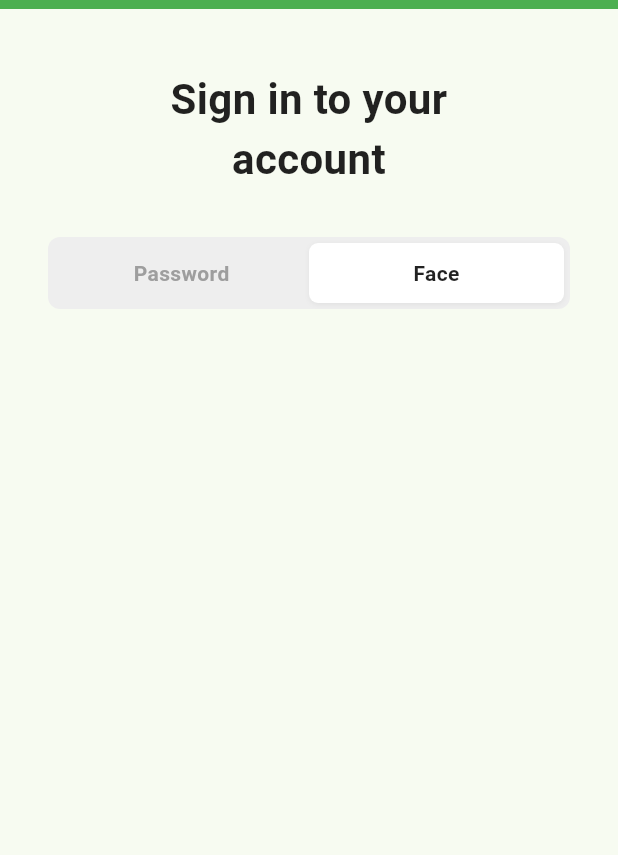
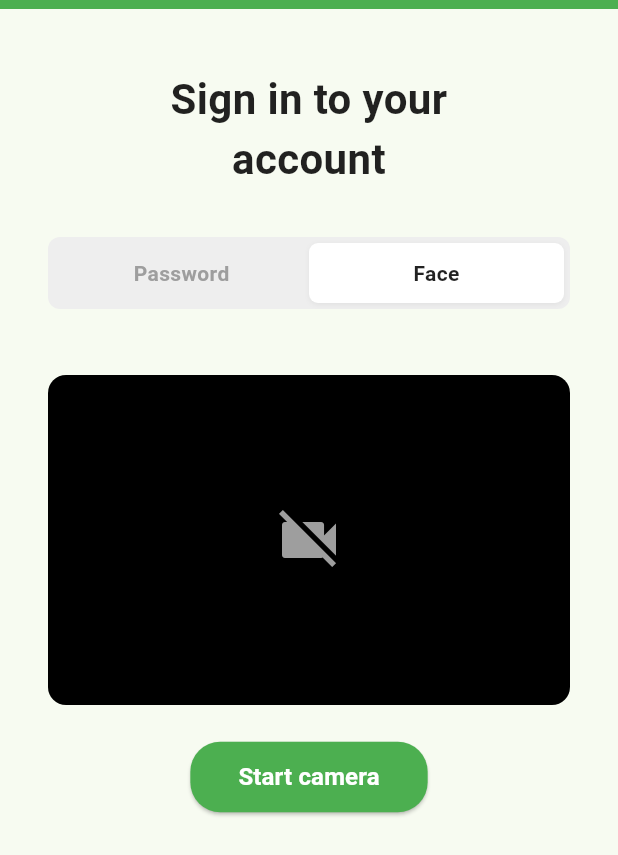
Before and after one commit to prowider5565/MyMDCard-Mobile, a Flutter app: the screen it shows after launch, after a tap on "Get Started", after a tap on "Face", on a phone screen of 412 x 824 dp. Shown: the top 855 px of the screen. Run offline on Flutter 3.47's test engine with Material 3 defaults, Android fonts, the phone set to English and light mode, and no system bars; our stand-ins replace camera, flutter_dotenv, flutter_secure_storage, go_router.

Commit message:
Face and password based authentication submitted

```diff
--- /dev/null
+++ b/lib/screens/auth/face_login_tab.dart
@@ -0,0 +1,179 @@
+import 'dart:convert';
+import 'dart:io';
+import 'package:camera/camera.dart';
+import 'package:flutter/material.dart';
+import 'package:flutter_dotenv/flutter_dotenv.dart';
+import 'package:flutter_secure_storage/flutter_secure_storage.dart';
+import 'package:go_router/go_router.dart';
+import 'package:http/http.dart' as http;
+
+class FaceLoginTab extends StatefulWidget {
+  const FaceLoginTab({super.key});
+
+  @override
+  State<FaceLoginTab> createState() => _FaceLoginTabState();
+}
+
+class _FaceLoginTabState extends State<FaceLoginTab> {
+  CameraController? _cameraController;
+  bool _isCameraStarted = false;
+  bool _isLoading = false;
+  String? _errorMessage;
+  final _storage = const FlutterSecureStorage();
+
+  Future<void> _startCamera() async {
+    final cameras = await availableCameras();
+    final frontCamera = cameras.firstWhere(
+      (c) => c.lensDirection == CameraLensDirection.front,
+      orElse: () => cameras.first,
+    );
+
+    _cameraController = CameraController(
+      frontCamera,
+      ResolutionPreset.medium,
+      enableAudio: false,
+    );
+
+    await _cameraController!.initialize();
+    if (mounted) {
+      setState(() {
+        _isCameraStarted = true;
+      });
+    }
+  }
+
+  Future<void> _captureAndLogin() async {
+    if (_cameraController == null || !_cameraController!.value.isInitialized) {
+      return;
+    }
+
+    setState(() {
+      _isLoading = true;
+      _errorMessage = null;
+    });
+
+    try {
+      final image = await _cameraController!.takePicture();
+      final baseUrl = dotenv.env['BASE_URL'] ?? '';
+      final url = Uri.parse('$baseUrl/auth/face-id/login/');
+
+      final request = http.MultipartRequest('POST', url);
+      request.files.add(
+        await http.MultipartFile.fromPath('face_image', image.path),
+      );
+
+      final streamedResponse = await request.send();
+      final response = await http.Response.fromStream(streamedResponse);
+
+      if (response.statusCode == 200) {
+        final data = jsonDecode(response.body);
+        await _storage.write(key: 'access_token', value: data['access']);
+        await _storage.write(key: 'refresh_token', value: data['refresh']);
+
+        if (mounted) context.go('/home');
+      } else {
+        final data = jsonDecode(response.body);
+        setState(() {
+          _errorMessage = data['detail'] ?? data['message'] ?? 'Face login failed';
+        });
+      }
+    } catch (e) {
+      setState(() {
+        _errorMessage = 'Network error. Please try again.';
+      });
+    } finally {
+      setState(() {
+        _isLoading = false;
+      });
+    }
+  }
+
+  @override
+  void dispose() {
+    _cameraController?.dispose();
+    super.dispose();
+  }
+
+  @override
+  Widget build(BuildContext context) {
+    return Column(
+      children: [
+        const SizedBox(height: 16),
+
+        // Camera preview area
+        Container(
+          width: double.infinity,
+          height: _isCameraStarted ? 450 : 220,
+          decoration: BoxDecoration(
+            color: Colors.black,
+            borderRadius: BorderRadius.circular(12),
+          ),
+          clipBehavior: Clip.hardEdge,
+          child: _isCameraStarted && _cameraController!.value.isInitialized
+              ? CameraPreview(_cameraController!)
+              : const Center(
+                  child: Icon(
+                    Icons.videocam_off,
+                    color: Colors.grey,
+                    size: 48,
+                  ),
+                ),
+        ),
+        const SizedBox(height: 24),
+
+        // Error message
+        if (_errorMessage != null)
+          Padding(
+            padding: const EdgeInsets.only(bottom: 16),
+            child: Text(
+              _errorMessage!,
+              style: const TextStyle(color: Colors.red, fontSize: 14),
+            ),
+          ),
+
+        // Start camera / Capture button
+        if (!_isCameraStarted)
+          ElevatedButton(
+            onPressed: _startCamera,
+            style: ElevatedButton.styleFrom(
+              backgroundColor: const Color(0xFF4CAF50),
+              foregroundColor: Colors.white,
+              shape: RoundedRectangleBorder(
+                borderRadius: BorderRadius.circular(20),
+              ),
+              padding: const EdgeInsets.symmetric(horizontal: 32, vertical: 12),
+            ),
+            child: const Text(
+              'Start camera',
+              style: TextStyle(fontSize: 16, fontWeight: FontWeight.w600),
+            ),
+          )
+        else
+          ElevatedButton(
+            onPressed: _isLoading ? null : _captureAndLogin,
+            style: ElevatedButton.styleFrom(
+              backgroundColor: const Color(0xFF4CAF50),
+              foregroundColor: Colors.white,
+              shape: RoundedRectangleBorder(
+                borderRadius: BorderRadius.circular(20),
+              ),
+              padding: const EdgeInsets.symmetric(horizontal: 32, vertical: 12),
+            ),
+            child: _isLoading
+                ? const SizedBox(
+                    height: 20,
+                    width: 20,
+                    child: CircularProgressIndicator(
+                      strokeWidth: 2,
+                      color: Colors.white,
+                    ),
+                  )
+                : const Text(
+                    'Capture & Sign in',
+                    style: TextStyle(fontSize: 16, fontWeight: FontWeight.w600),
+                  ),
+          ),
+      ],
+    );
+  }
+}
--- a/lib/screens/auth/login_screen.dart
+++ b/lib/screens/auth/login_screen.dart
@@ -4,6 +4,7 @@ import 'package:flutter_dotenv/flutter_dotenv.dart';
 import 'package:flutter_secure_storage/flutter_secure_storage.dart';
 import 'package:go_router/go_router.dart';
 import 'package:http/http.dart' as http;
+import 'face_login_tab.dart';
 
 class LoginScreen extends StatefulWidget {
   const LoginScreen({super.key});
@@ -239,6 +240,9 @@ class _LoginScreenState extends State<LoginScreen> {
                         ),
                       ),
                     ],
+
+                    // Face tab content
+                    if (_activeTab == 1) const FaceLoginTab(),
                   ],
                 ),
               ),
--- a/pubspec.yaml
+++ b/pubspec.yaml
@@ -14,6 +14,7 @@ dependencies:
   flutter_dotenv: ^5.2.1
   http: ^1.2.2
   flutter_secure_storage: ^9.2.4
+  camera: ^0.11.1
 
 dev_dependencies:
   flutter_test:
```
Also changed, not shown: pubspec.lock.
